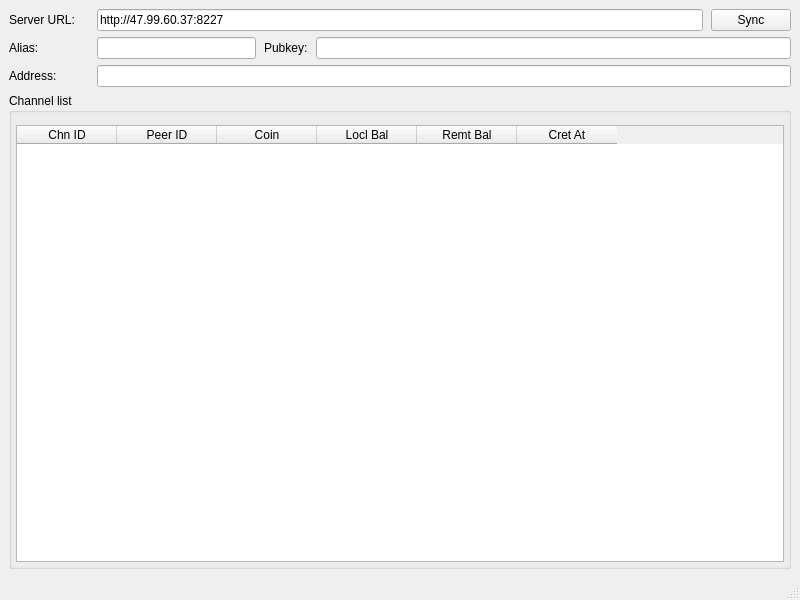
First picture: the form in main_window.ui, repository CipherWang/FiberGUIpy, before the edit.
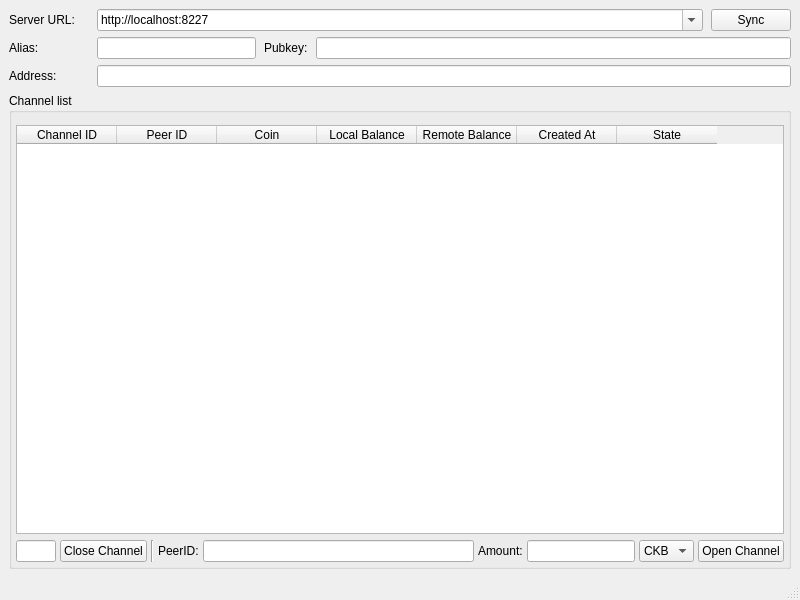
Second picture: the form after the edit.

Diff of the .ui file:
```diff
--- a/main_window.ui
+++ b/main_window.ui
@@ -78,13 +78,20 @@
          </widget>
         </item>
         <item>
-         <widget class="QLineEdit" name="urlEdit">
-          <property name="text">
-           <string>http://47.99.60.37:8227</string>
-          </property>
-          <property name="frame">
+         <widget class="QComboBox" name="comboURL">
+          <property name="editable">
            <bool>true</bool>
           </property>
+          <item>
+           <property name="text">
+            <string>http://localhost:8227</string>
+           </property>
+          </item>
+          <item>
+           <property name="text">
+            <string>http://47.99.60.37:8227</string>
+           </property>
+          </item>
          </widget>
         </item>
         <item>
@@ -182,7 +189,7 @@
           <widget class="QTableWidget" name="tableChn">
            <column>
             <property name="text">
-             <string>Chn ID</string>
+             <string>Channel ID</string>
             </property>
            </column>
            <column>
@@ -197,21 +204,139 @@
            </column>
            <column>
             <property name="text">
-             <string>Locl Bal</string>
+             <string>Local Balance</string>
             </property>
            </column>
            <column>
             <property name="text">
-             <string>Remt Bal</string>
+             <string>Remote Balance</string>
             </property>
            </column>
            <column>
             <property name="text">
-             <string>Cret At</string>
+             <string>Created At</string>
+            </property>
+           </column>
+           <column>
+            <property name="text">
+             <string>State</string>
             </property>
            </column>
           </widget>
          </item>
+         <item>
+          <layout class="QHBoxLayout" name="channelControl" stretch="0,0,0,0,1,0,0,0,0">
+           <property name="spacing">
+            <number>4</number>
+           </property>
+           <item>
+            <widget class="QLineEdit" name="txtChID">
+             <property name="enabled">
+              <bool>true</bool>
+             </property>
+             <property name="sizePolicy">
+              <sizepolicy hsizetype="Minimum" vsizetype="Fixed">
+               <horstretch>0</horstretch>
+               <verstretch>0</verstretch>
+              </sizepolicy>
+             </property>
+             <property name="minimumSize">
+              <size>
+               <width>10</width>
+               <height>0</height>
+              </size>
+             </property>
+             <property name="maximumSize">
+              <size>
+               <width>40</width>
+               <height>16777215</height>
+              </size>
+             </property>
+             <property name="baseSize">
+              <size>
+               <width>0</width>
+               <height>0</height>
+              </size>
+             </property>
+             <property name="text">
+              <string/>
+             </property>
+             <property name="alignment">
+              <set>Qt::AlignmentFlag::AlignCenter</set>
+             </property>
+             <property name="readOnly">
+              <bool>true</bool>
+             </property>
+            </widget>
+           </item>
+           <item>
+            <widget class="QPushButton" name="btnCloseChn">
+             <property name="sizePolicy">
+              <sizepolicy hsizetype="Preferred" vsizetype="Fixed">
+               <horstretch>0</horstretch>
+               <verstretch>0</verstretch>
+              </sizepolicy>
+             </property>
+             <property name="text">
+              <string>Close Channel</string>
+             </property>
+            </widget>
+           </item>
+           <item>
+            <widget class="Line" name="line">
+             <property name="orientation">
+              <enum>Qt::Orientation::Vertical</enum>
+             </property>
+            </widget>
+           </item>
+           <item>
+            <widget class="QLabel" name="label_5">
+             <property name="text">
+              <string>PeerID:</string>
+             </property>
+            </widget>
+           </item>
+           <item>
+            <widget class="QLineEdit" name="txtPeerID"/>
+           </item>
+           <item>
+            <widget class="QLabel" name="label_6">
+             <property name="text">
+              <string>Amount:</string>
+             </property>
+            </widget>
+           </item>
+           <item>
+            <widget class="QLineEdit" name="txtChnAmount">
+             <property name="alignment">
+              <set>Qt::AlignmentFlag::AlignRight|Qt::AlignmentFlag::AlignTrailing|Qt::AlignmentFlag::AlignVCenter</set>
+             </property>
+            </widget>
+           </item>
+           <item>
+            <widget class="QComboBox" name="comboBox">
+             <item>
+              <property name="text">
+               <string>CKB</string>
+              </property>
+             </item>
+            </widget>
+           </item>
+           <item>
+            <widget class="QPushButton" name="btnOpenChn">
+             <property name="sizePolicy">
+              <sizepolicy hsizetype="Preferred" vsizetype="Fixed">
+               <horstretch>0</horstretch>
+               <verstretch>0</verstretch>
+              </sizepolicy>
+             </property>
+             <property name="text">
+              <string>Open Channel</string>
+             </property>
+            </widget>
+           </item>
+          </layout>
+         </item>
         </layout>
        </widget>
       </item>
```
